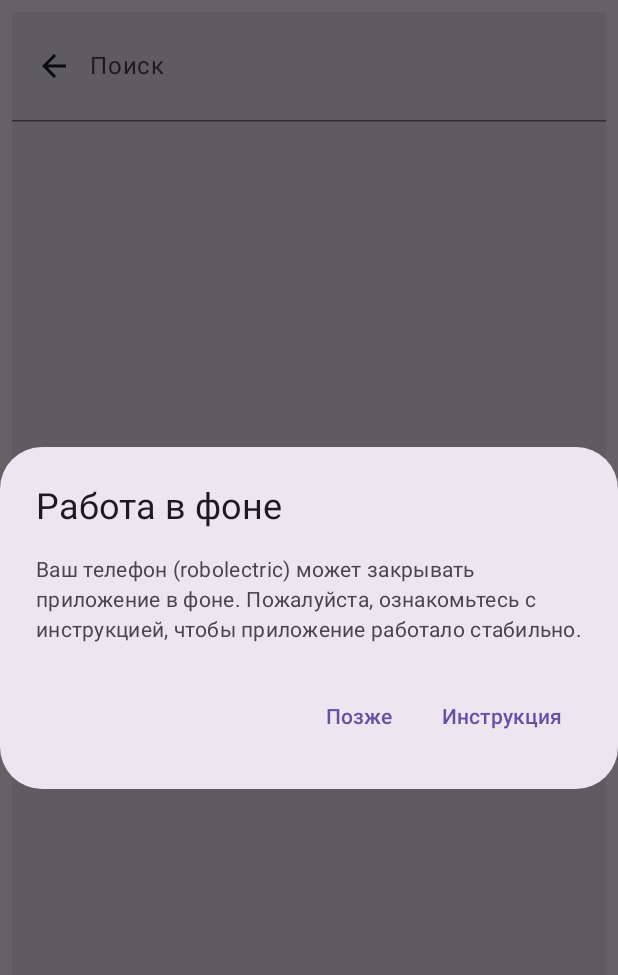
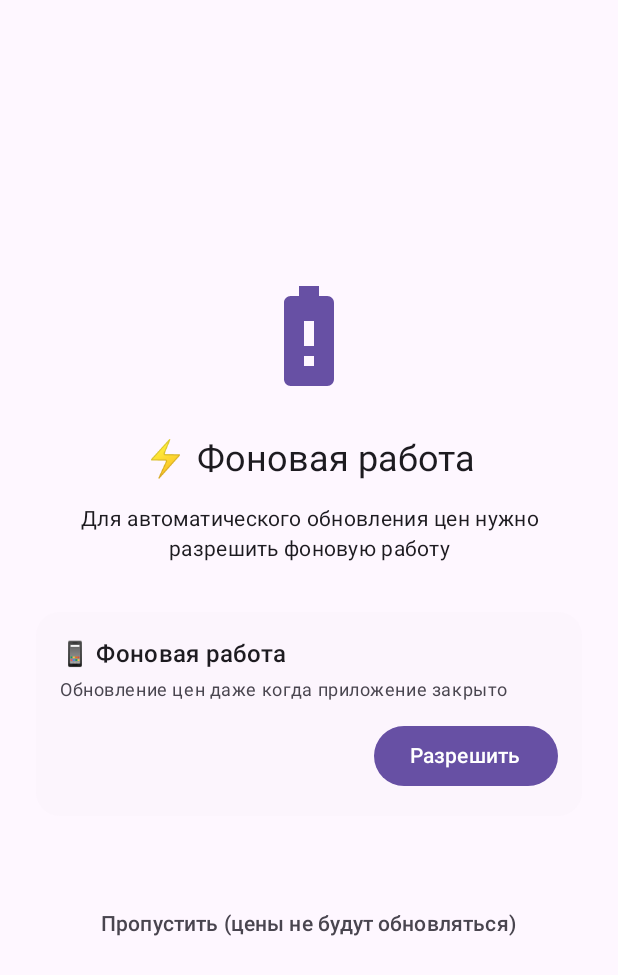
Before and after one commit to TatianaFF/OzonParserAndroid, an Android app built with Jetpack Compose: the screen it shows after launch (MainActivity), on a phone screen of 412 x 824 dp. Shown: the top 975 px of the screen. Run offline under Robolectric (Android 15) with nearby library versions, the light colour scheme and no system bars; our stand-ins replace Dagger/Hilt's generated code, Timber; libraries missing offline, so code that uses them is left out: androidx.hilt.lifecycle; 1 statement that could not run was skipped.

Commit message:
Add permissions screen

```diff
--- a/app/src/main/java/com/example/ozonpricetracking/AppNavigation.kt
+++ b/app/src/main/java/com/example/ozonpricetracking/AppNavigation.kt
@@ -9,18 +9,23 @@ import androidx.compose.runtime.Composable
 import androidx.compose.runtime.LaunchedEffect
 import androidx.compose.runtime.collectAsState
 import androidx.compose.runtime.getValue
+import androidx.compose.runtime.mutableStateOf
+import androidx.compose.runtime.remember
+import androidx.compose.runtime.setValue
 import androidx.compose.ui.Modifier
 import androidx.compose.ui.platform.LocalContext
+import androidx.hilt.lifecycle.viewmodel.compose.hiltViewModel
 import androidx.navigation.compose.NavHost
 import androidx.navigation.compose.composable
 import androidx.navigation.compose.currentBackStackEntryAsState
 import androidx.navigation.compose.rememberNavController
 import androidx.navigation.toRoute
-import com.example.ozonpricetracking.feature.home.presentation.components.FirstLaunchChecker
 import com.example.ozonpricetracking.feature.createProduct.presentation.CreateProductDialog
 import com.example.ozonpricetracking.feature.details.presentation.DetailsScreen
 import com.example.ozonpricetracking.feature.dkma.presentation.DkmaScreen
 import com.example.ozonpricetracking.feature.home.presentation.HomeScreen
+import com.example.ozonpricetracking.feature.permissions.presentation.PermissionsScreen
+import com.example.ozonpricetracking.feature.permissions.presentation.PermissionsScreenViewModel
 import com.google.firebase.analytics.FirebaseAnalytics
 import com.google.firebase.analytics.logEvent
 import kotlinx.serialization.Serializable
@@ -32,14 +37,22 @@ fun AppNavigation(
 ) {
     val context = LocalContext.current
 
+    val navController = rememberNavController()
+    val navBackStackEntry by navController.currentBackStackEntryAsState()
+    val currentRoute = navBackStackEntry?.destination?.route
+
+    val permissionsViewModel: PermissionsScreenViewModel = hiltViewModel()
+    val uiState by permissionsViewModel.uiState
+    var isPermissionsGranted by remember { mutableStateOf(uiState.allGranted) }
+
     val isShowCreateDialog by sharedViewModel.isShowCreateDialog.collectAsState()
     val url by sharedViewModel.url.collectAsState()
 
-    val navController = rememberNavController()
-
-    val navBackStackEntry by navController.currentBackStackEntryAsState()
-
-    val currentRoute = navBackStackEntry?.destination?.route
+    LaunchedEffect(uiState.allGranted) {
+        if (uiState.allGranted) {
+            isPermissionsGranted = true
+        }
+    }
 
     LaunchedEffect(currentRoute) {
         if (currentRoute != null) {
@@ -59,6 +72,62 @@ fun AppNavigation(
         )
     }
 
+    if (!isPermissionsGranted) {
+        PermissionsScreen(
+            viewModel = permissionsViewModel,
+            onNavigateToDkma = {
+                navController.navigate(DkmaRoute)
+            },
+            onPermissionsGranted = {
+                isPermissionsGranted = true
+            },
+            onSkip = {
+                isPermissionsGranted = true
+            }
+        )
+    } else {
+        MainAppContent(
+            sharedViewModel = sharedViewModel,
+            modifier = modifier
+        )
+    }
+}
+
+@Composable
+fun MainAppContent(
+    sharedViewModel: MainViewModel,
+    modifier: Modifier = Modifier
+) {
+    val context = LocalContext.current
+    val navController = rememberNavController()
+
+    val isShowCreateDialog by sharedViewModel.isShowCreateDialog.collectAsState()
+    val url by sharedViewModel.url.collectAsState()
+
+    val navBackStackEntry by navController.currentBackStackEntryAsState()
+    val currentRoute = navBackStackEntry?.destination?.route
+
+    // Firebase Analytics
+    LaunchedEffect(currentRoute) {
+        if (currentRoute != null) {
+            FirebaseAnalytics.getInstance(context).logEvent(FirebaseAnalytics.Event.SCREEN_VIEW) {
+                param(FirebaseAnalytics.Param.SCREEN_NAME, currentRoute)
+                param(FirebaseAnalytics.Param.SCREEN_CLASS, "MainActivity")
+            }
+        }
+    }
+
+    // Диалог создания продукта
+    if (isShowCreateDialog) {
+        CreateProductDialog(
+            url = url,
+            onDismiss = {
+                sharedViewModel.onDismiss()
+            }
+        )
+    }
+
+    // Навигация
     NavHost(
         navController = navController,
         startDestination = HomeRoute,
@@ -77,9 +146,9 @@ fun AppNavigation(
         }
     ) {
         composable<HomeRoute> {
-            FirstLaunchChecker(onNavigateToDkma = {
-                navController.navigate(DkmaRoute)
-            })
+//            FirstLaunchChecker(onNavigateToDkma = {
+//                navController.navigate(DkmaRoute)
+//            })
             HomeScreen(
                 onNavigateToProduct = { id ->
                     navController.navigate(DetailsRoute(id))
--- a/app/src/main/java/com/example/ozonpricetracking/MyApplication.kt
+++ b/app/src/main/java/com/example/ozonpricetracking/MyApplication.kt
@@ -6,6 +6,7 @@ import androidx.work.Configuration
 import androidx.work.Constraints
 import androidx.work.ExistingPeriodicWorkPolicy
 import androidx.work.NetworkType
+import androidx.work.OutOfQuotaPolicy
 import androidx.work.PeriodicWorkRequestBuilder
 import androidx.work.WorkManager
 import com.example.ozonpricetracking.core.logging.CrashlyticsTree
@@ -48,7 +49,7 @@ class MyApplication : Application() , Configuration.Provider {
 
         WorkManager.getInstance(this).enqueueUniquePeriodicWork(
             "OzonPriceTrackingWork",
-            ExistingPeriodicWorkPolicy.KEEP,
+            ExistingPeriodicWorkPolicy.REPLACE,
             repeatingRequest
         )
     }
--- a/app/src/main/java/com/example/ozonpricetracking/core/products/data/PriceUpdateWorker.kt
+++ b/app/src/main/java/com/example/ozonpricetracking/core/products/data/PriceUpdateWorker.kt
@@ -11,6 +11,8 @@ import dagger.assisted.AssistedInject
 import kotlinx.coroutines.delay
 import timber.log.Timber
 import kotlin.random.Random
+import kotlin.time.Duration.Companion.milliseconds
+import kotlin.time.Duration.Companion.seconds
 
 @HiltWorker
 class PriceUpdateWorker @AssistedInject constructor(
@@ -45,8 +47,8 @@ class PriceUpdateWorker @AssistedInject constructor(
                 }
 
                 if (index < products.lastIndex) {
-                    val randomDelayMs = Random.nextLong(5000, 16000)
-                    delay(randomDelayMs)
+                    val randomDelay = Random.nextLong(5, 16)
+                    delay(randomDelay.seconds)
                 }
             }
             Result.success()
--- /dev/null
+++ b/app/src/main/java/com/example/ozonpricetracking/core/products/domain/usecase/CheckBatteryOptimizationUseCase.kt
@@ -0,0 +1,31 @@
+package com.example.ozonpricetracking.core.products.domain.usecase
+
+import android.annotation.SuppressLint
+import android.content.Context
+import android.content.Intent
+import android.net.Uri
+import android.os.PowerManager
+import android.provider.Settings
+import jakarta.inject.Inject
+import androidx.core.net.toUri
+import dagger.hilt.android.qualifiers.ApplicationContext
+
+class CheckBatteryOptimizationUseCase @Inject constructor(
+    @param:ApplicationContext private val context: Context
+) {
+    fun isBatteryOptimizationIgnored(): Boolean {
+        val powerManager = context.getSystemService(Context.POWER_SERVICE) as PowerManager
+        return powerManager.isIgnoringBatteryOptimizations(context.packageName)
+    }
+
+    @SuppressLint("BatteryLife")
+    fun getBatteryOptimizationIntent(): Intent {
+        return Intent(Settings.ACTION_REQUEST_IGNORE_BATTERY_OPTIMIZATIONS)
+            .setData("package:${context.packageName}".toUri())
+    }
+
+    fun getFallbackIntent(): Intent {
+        return Intent(Settings.ACTION_APPLICATION_DETAILS_SETTINGS)
+            .setData("package:${context.packageName}".toUri())
+    }
+}
--- a/app/src/main/java/com/example/ozonpricetracking/feature/home/presentation/components/FirstLaunchChecker.kt
+++ /dev/null
@@ -1,50 +0,0 @@
-package com.example.ozonpricetracking.feature.home.presentation.components
-
-import android.content.Context
-import android.os.Build
-import androidx.compose.material3.AlertDialog
-import androidx.compose.material3.Text
-import androidx.compose.material3.TextButton
-import androidx.compose.runtime.*
-import androidx.compose.ui.platform.LocalContext
-
-@Composable
-fun FirstLaunchChecker(onNavigateToDkma: () -> Unit) {
-    val context = LocalContext.current
-    var showDialog by remember { mutableStateOf(false) }
-
-    // Проверяем флаг при первом запуске
-    LaunchedEffect(Unit) {
-        val prefs = context.getSharedPreferences("app_settings", Context.MODE_PRIVATE)
-        val isFirstLaunch = prefs.getBoolean("is_first_launch_restrictions", true)
-
-        if (isFirstLaunch) {
-            showDialog = true
-            // Сразу помечаем, что проверили, чтобы не спамить при поворотах экрана
-            prefs.edit().putBoolean("is_first_launch_restrictions", false).apply()
-        }
-    }
-
-    if (showDialog) {
-        AlertDialog(
-            onDismissRequest = { showDialog = false },
-            title = { Text("Работа в фоне") },
-            text = {
-                Text("Ваш телефон (${Build.MANUFACTURER}) может закрывать приложение в фоне. Пожалуйста, ознакомьтесь с инструкцией, чтобы приложение работало стабильно.")
-            },
-            confirmButton = {
-                TextButton(onClick = {
-                    showDialog = false
-                    onNavigateToDkma() // Переходим на экран DkmaScreen
-                }) {
-                    Text("Инструкция")
-                }
-            },
-            dismissButton = {
-                TextButton(onClick = { showDialog = false }) {
-                    Text("Позже")
-                }
-            }
-        )
-    }
-}
--- a/app/src/main/java/com/example/ozonpricetracking/feature/home/presentation/components/ProductCard.kt
+++ b/app/src/main/java/com/example/ozonpricetracking/feature/home/presentation/components/ProductCard.kt
@@ -21,14 +21,12 @@ import androidx.compose.ui.Modifier
 import androidx.compose.ui.draw.clip
 import androidx.compose.ui.graphics.Color
 import androidx.compose.ui.layout.ContentScale
-import androidx.compose.ui.res.painterResource
 import androidx.compose.ui.text.font.FontWeight
 import androidx.compose.ui.text.style.TextOverflow
 import androidx.compose.ui.tooling.preview.Preview
 import androidx.compose.ui.unit.dp
 import androidx.compose.ui.unit.sp
 import coil.compose.AsyncImage
-import com.example.ozonpricetracking.R
 import com.example.ozonpricetracking.core.products.domain.model.OzonProductInfo
 import com.example.ozonpricetracking.core.theme.OzonPriceTrackingTheme
 import com.example.ozonpricetracking.core.utils.PreviewData
@@ -58,7 +56,7 @@ fun ProductCard(
             AsyncImage(
                 model = product.image,
                 contentDescription = product.title,
-                placeholder = painterResource(R.drawable.product_placeholder),
+//                placeholder = painterResource(R.drawable.product_placeholder),
 //                error = painterResource(R.drawable.ic_launcher_foreground),
                 modifier = Modifier
                     .size(80.dp)
--- /dev/null
+++ b/app/src/main/java/com/example/ozonpricetracking/feature/permissions/presentation/PermissionsScreen.kt
@@ -0,0 +1,330 @@
+package com.example.ozonpricetracking.feature.permissions.presentation
+
+import android.os.Build
+import androidx.compose.foundation.layout.Arrangement
+import androidx.compose.foundation.layout.Column
+import androidx.compose.foundation.layout.Row
+import androidx.compose.foundation.layout.Spacer
+import androidx.compose.foundation.layout.fillMaxSize
+import androidx.compose.foundation.layout.fillMaxWidth
+import androidx.compose.foundation.layout.height
+import androidx.compose.foundation.layout.padding
+import androidx.compose.foundation.layout.size
+import androidx.compose.foundation.layout.width
+import androidx.compose.material.icons.Icons
+import androidx.compose.material.icons.filled.BatteryAlert
+import androidx.compose.material.icons.filled.CheckCircle
+import androidx.compose.material.icons.filled.Info
+import androidx.compose.material3.Button
+import androidx.compose.material3.ButtonDefaults
+import androidx.compose.material3.Card
+import androidx.compose.material3.CardDefaults
+import androidx.compose.material3.Icon
+import androidx.compose.material3.MaterialTheme
+import androidx.compose.material3.OutlinedButton
+import androidx.compose.material3.Text
+import androidx.compose.material3.TextButton
+import androidx.compose.runtime.Composable
+import androidx.compose.runtime.DisposableEffect
+import androidx.compose.runtime.LaunchedEffect
+import androidx.compose.runtime.getValue
+import androidx.compose.runtime.remember
+import androidx.compose.ui.Alignment
+import androidx.compose.ui.Modifier
+import androidx.compose.ui.platform.LocalContext
+import androidx.compose.ui.platform.LocalInspectionMode
+import androidx.compose.ui.tooling.preview.Preview
+import androidx.compose.ui.unit.dp
+import androidx.compose.ui.unit.sp
+import androidx.lifecycle.Lifecycle
+import androidx.lifecycle.LifecycleEventObserver
+import androidx.lifecycle.compose.LocalLifecycleOwner
+import com.example.ozonpricetracking.core.theme.OzonPriceTrackingTheme
+
+@Composable
+fun PermissionsScreen(
+    viewModel: PermissionsScreenViewModel,
+    onNavigateToDkma: () -> Unit,
+    onPermissionsGranted: () -> Unit,
+    onSkip: () -> Unit,
+    modifier: Modifier = Modifier
+) {
+    val context = LocalContext.current
+    val uiState by viewModel.uiState
+
+    // Следим за изменением статуса разрешений
+    LaunchedEffect(uiState.allGranted) {
+        if (uiState.allGranted) {
+            onPermissionsGranted()
+        }
+    }
+
+    // Обновляем статус при возвращении из настроек
+    val lifecycleOwner = LocalLifecycleOwner.current
+    DisposableEffect(lifecycleOwner) {
+        val observer = LifecycleEventObserver { _, event ->
+            if (event == Lifecycle.Event.ON_RESUME) {
+                viewModel.checkPermissions()
+            }
+        }
+        lifecycleOwner.lifecycle.addObserver(observer)
+        onDispose {
+            lifecycleOwner.lifecycle.removeObserver(observer)
+        }
+    }
+
+    PermissionsContent(
+        uiState = uiState,
+        onGrantPermission = {
+            try {
+                context.startActivity(viewModel.getBatteryIntent())
+            } catch (e: Exception) {
+                context.startActivity(viewModel.getFallbackIntent())
+            }
+        },
+        onNavigateToDkma = onNavigateToDkma,
+        onSkip = onSkip,
+        modifier = modifier
+    )
+}
+
+@Composable
+fun PermissionsContent(
+    uiState: PermissionsUiState,
+    onGrantPermission: () -> Unit,
+    onNavigateToDkma: () -> Unit,
+    onSkip: () -> Unit,
+    modifier: Modifier = Modifier
+) {
+    Column(
+        modifier = modifier
+            .fillMaxSize()
+            .padding(24.dp),
+        horizontalAlignment = Alignment.CenterHorizontally,
+        verticalArrangement = Arrangement.Center
+    ) {
+        Icon(
+            imageVector = Icons.Default.BatteryAlert,
+            contentDescription = null,
+            modifier = Modifier.size(80.dp),
+            tint = MaterialTheme.colorScheme.primary
+        )
+
+        Spacer(modifier = Modifier.height(24.dp))
+
+        Text(
+            text = "⚡ Фоновая работа",
+            style = MaterialTheme.typography.headlineMedium,
+            fontSize = 24.sp
+        )
+
+        Spacer(modifier = Modifier.height(12.dp))
+
+        Text(
+            text = "Для автоматического обновления цен нужно разрешить фоновую работу",
+            style = MaterialTheme.typography.bodyMedium,
+            textAlign = androidx.compose.ui.text.style.TextAlign.Center
+        )
+
+        Spacer(modifier = Modifier.height(32.dp))
+
+        // Статус разрешения
+        PermissionStatusItem(
+            title = "📱 Фоновая работа",
+            description = "Обновление цен даже когда приложение закрыто",
+            isGranted = uiState.allGranted,
+            onAction = onGrantPermission
+        )
+
+        Spacer(modifier = Modifier.height(16.dp))
+
+        VendorOptimizationItem (
+            onNavigateToDkma = onNavigateToDkma
+        )
+
+        Spacer(modifier = Modifier.height(32.dp))
+
+        TextButton(
+            onClick = onSkip
+        ) {
+            Text(
+                text = "Пропустить (цены не будут обновляться)",
+                color = MaterialTheme.colorScheme.onSurfaceVariant
+            )
+        }
+    }
+}
+
+@Composable
+fun PermissionStatusItem(
+    title: String,
+    description: String,
+    isGranted: Boolean,
+    onAction: () -> Unit,
+    actionText: String = "Разрешить"
+) {
+    val isInstruction = actionText.contains("Инструкция", ignoreCase = true)
+
+    Card(
+        modifier = Modifier.fillMaxWidth(),
+        colors = CardDefaults.cardColors(
+            containerColor = when {
+                isGranted -> MaterialTheme.colorScheme.primaryContainer.copy(alpha = 0.2f)
+                isInstruction -> MaterialTheme.colorScheme.secondaryContainer.copy(alpha = 0.15f)
+                else -> MaterialTheme.colorScheme.surfaceVariant.copy(alpha = 0.1f)
+            }
+        ),
+        shape = MaterialTheme.shapes.large
+    ) {
+        Column(
+            modifier = Modifier
+                .fillMaxWidth()
+                .padding(16.dp)
+        ) {
+            Row(
+                modifier = Modifier.fillMaxWidth(),
+                horizontalArrangement = Arrangement.SpaceBetween,
+                verticalAlignment = Alignment.CenterVertically
+            ) {
+                Text(
+                    text = title,
+                    style = MaterialTheme.typography.titleMedium,
+                    modifier = Modifier.weight(1f)
+                )
+
+                if (isGranted) {
+                    Icon(
+                        imageVector = Icons.Default.CheckCircle,
+                        contentDescription = "Разрешено",
+                        tint = MaterialTheme.colorScheme.primary,
+                        modifier = Modifier.size(24.dp)
+                    )
+                }
+            }
+
+            Spacer(modifier = Modifier.height(4.dp))
+
+            Text(
+                text = description,
+                style = MaterialTheme.typography.bodySmall,
+                color = MaterialTheme.colorScheme.onSurfaceVariant,
+                lineHeight = 16.sp
+            )
+
+            if (!isGranted) {
+                Spacer(modifier = Modifier.height(12.dp))
+                if (isInstruction) {
+                    OutlinedButton(
+                        onClick = onAction,
+                        modifier = Modifier.align(Alignment.End),
+                        contentPadding = ButtonDefaults.ButtonWithIconContentPadding
+                    ) {
+                        Icon(
+                            imageVector = Icons.Default.Info,
+                            contentDescription = null,
+                            modifier = Modifier.size(18.dp)
+                        )
+                        Spacer(modifier = Modifier.width(8.dp))
+                        Text(actionText)
+                    }
+                } else {
+                    Button(
+                        onClick = onAction,
+                        modifier = Modifier.align(Alignment.End)
+                    ) {
+                        Text(actionText)
+                    }
+                }
+            }
+        }
+    }
+}
+
+@Composable
+fun VendorOptimizationItem(
+    onNavigateToDkma: () -> Unit
+) {
+    val isPreview = LocalInspectionMode.current
+    val manufacturer = remember {
+        if (isPreview) "samsung" else Build.MANUFACTURER.lowercase()
+    }
+
+    // Получаем данные для конкретного вендора
+    val vendorData = getVendorData(manufacturer) ?: return
+
+    PermissionStatusItem(
+        title = vendorData.title,
+        description = vendorData.description,
+        isGranted = false, // Нельзя проверить программно
+        onAction = onNavigateToDkma,
+        actionText = vendorData.actionText
+    )
+}
+
+data class VendorData(
+    val title: String,
+    val description: String,
+    val actionText: String
+)
+
+fun getVendorData(manufacturer: String): VendorData? {
+    return when (manufacturer) {
+        "samsung" -> VendorData(
+            title = "📱 Samsung: Фоновая работа",
+            description = "Добавьте приложение в список «Никогда не переводить в спящий режим», иначе Samsung заморозит его через 3 дня",
+            actionText = "Инструкция для Samsung"
+        )
+        "xiaomi" -> VendorData(
+            title = "📱 Xiaomi: Автозапуск",
+            description = "Разрешите автозапуск в настройках, иначе Xiaomi заблокирует фоновую работу",
+            actionText = "Инструкция для Xiaomi"
+        )
+        "huawei" -> VendorData(
+            title = "📱 Huawei: Фоновая активность",
+            description = "Включите ручное управление запуском, иначе Huawei остановит приложение в фоне",
+            actionText = "Инструкция для Huawei"
+        )
+        "oneplus" -> VendorData(
+            title = "📱 OnePlus: Оптимизация",
+            description = "Отключите оптимизацию батареи, иначе OnePlus ограничит фоновую работу",
+            actionText = "Инструкция для OnePlus"
+        )
+        "oppo" -> VendorData(
+            title = "📱 Oppo: Автозапуск",
+            description = "Разрешите автозапуск, иначе Oppo не даст приложению работать в фоне",
+            actionText = "Инструкция для Oppo"
+        )
+        "vivo" -> VendorData(
+            title = "📱 Vivo: Фоновая активность",
+            description = "Включите неограниченную фоновую активность, иначе Vivo остановит приложение",
+            actionText = "Инструкция для Vivo"
+        )
+        else -> null // Google, Motorola и др. — не требуют доп. настроек
+    }
+}
+
+@Preview(showBackground = true)
+@Composable
+fun PermissionsContent_NotGranted_Preview() {
+    OzonPriceTrackingTheme {
+        PermissionsContent(
+            uiState = PermissionsUiState(allGranted = false),
+            onGrantPermission = {},
+            onNavigateToDkma = {},
+            onSkip = {}
+        )
+    }
+}
+
+@Preview(showBackground = true)
+@Composable
+fun PermissionsContent_Granted_Preview() {
+    OzonPriceTrackingTheme {
+        PermissionsContent(
+            uiState = PermissionsUiState(allGranted = true),
+            onGrantPermission = {},
+            onNavigateToDkma = {},
+            onSkip = {}
+        )
+    }
+}
--- /dev/null
+++ b/app/src/main/java/com/example/ozonpricetracking/feature/permissions/presentation/PermissionsScreenViewModel.kt
@@ -0,0 +1,40 @@
+package com.example.ozonpricetracking.feature.permissions.presentation
+
+import android.content.Intent
+import androidx.compose.runtime.State
+import androidx.compose.runtime.mutableStateOf
+
+import androidx.lifecycle.ViewModel
+import com.example.ozonpricetracking.core.products.domain.usecase.CheckBatteryOptimizationUseCase
+import dagger.hilt.android.lifecycle.HiltViewModel
+import javax.inject.Inject
+
+@HiltViewModel
+class PermissionsScreenViewModel @Inject constructor(
+    private val checkBatteryUseCase: CheckBatteryOptimizationUseCase
+) : ViewModel()  {
+
+    private val _uiState = mutableStateOf(
+        PermissionsUiState(allGranted = checkBatteryUseCase.isBatteryOptimizationIgnored())
+    )
+    val uiState: State<PermissionsUiState> = _uiState
+
+    fun checkPermissions() {
+        val granted = checkBatteryUseCase.isBatteryOptimizationIgnored()
+        _uiState.value = _uiState.value.copy(
+            allGranted = granted
+        )
+    }
+
+    fun getBatteryIntent(): Intent {
+        return checkBatteryUseCase.getBatteryOptimizationIntent()
+    }
+
+    fun getFallbackIntent(): Intent {
+        return checkBatteryUseCase.getFallbackIntent()
+    }
+}
+
+data class PermissionsUiState(
+    val allGranted: Boolean = false
+)
```
Also changed, not shown: app/src/main/java/com/example/ozonpricetracking/MainActivity.kt (+20 -0 lines).
